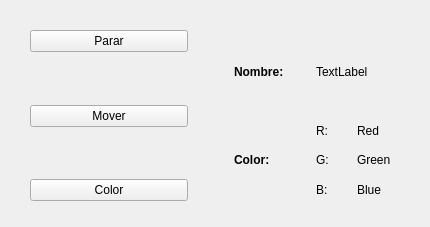
Above: 05_Bolas_Navidad/widgetbola.ui from TheMakros12/interfaces before the change. Below: the same form after it.
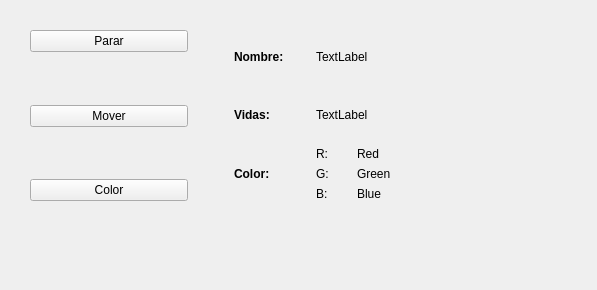
That is the form after the change.

Patch:
```diff
--- a/05_Bolas_Navidad/widgetbola.ui
+++ b/05_Bolas_Navidad/widgetbola.ui
@@ -6,8 +6,8 @@
    <rect>
     <x>0</x>
     <y>0</y>
-    <width>430</width>
-    <height>227</height>
+    <width>597</width>
+    <height>290</height>
    </rect>
   </property>
   <property name="windowTitle">
@@ -116,6 +116,30 @@
         </item>
        </layout>
       </item>
+      <item>
+       <layout class="QHBoxLayout" name="horizontalLayout_7">
+        <item>
+         <widget class="QLabel" name="label_2">
+          <property name="font">
+           <font>
+            <weight>75</weight>
+            <bold>true</bold>
+           </font>
+          </property>
+          <property name="text">
+           <string>Vidas:</string>
+          </property>
+         </widget>
+        </item>
+        <item>
+         <widget class="QLabel" name="lblVidasBola">
+          <property name="text">
+           <string>TextLabel</string>
+          </property>
+         </widget>
+        </item>
+       </layout>
+      </item>
       <item>
        <layout class="QHBoxLayout" name="horizontalLayout_2">
         <item>
```
